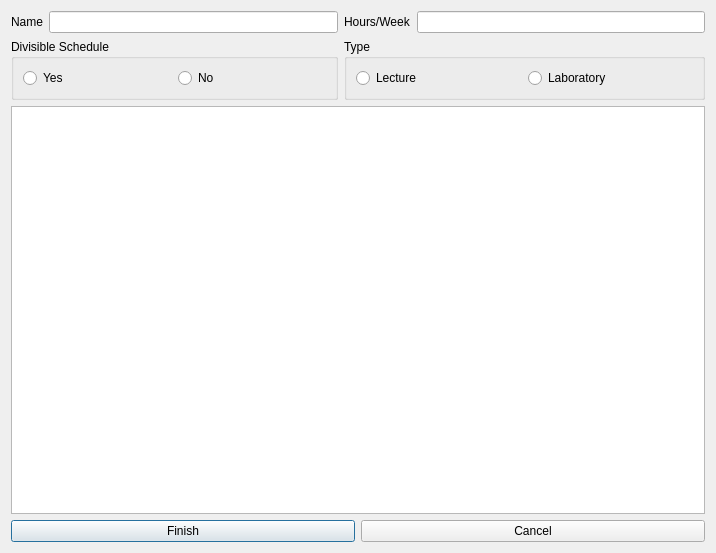
Above: qt_ui/subject.ui from tushar-bhat/TimeTable-Genetic-Algorithm before the change. Below: the same form after it.
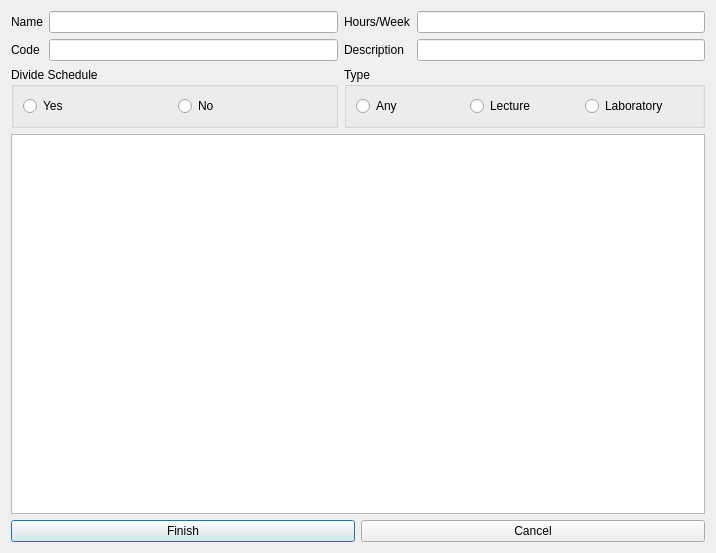
That is the form after the change.

```diff
--- a/qt_ui/subject.ui
+++ b/qt_ui/subject.ui
@@ -37,13 +37,6 @@
      <item row="0" column="4">
       <widget class="QLineEdit" name="lineEditHours"/>
      </item>
-     <item row="0" column="0">
-      <widget class="QLabel" name="lblName">
-       <property name="text">
-        <string>Name</string>
-       </property>
-      </widget>
-     </item>
      <item row="0" column="3">
       <widget class="QLabel" name="lblHours">
        <property name="text">
@@ -51,7 +44,14 @@
        </property>
       </widget>
      </item>
-     <item row="1" column="0" colspan="2">
+     <item row="0" column="0">
+      <widget class="QLabel" name="lblName">
+       <property name="text">
+        <string>Name</string>
+       </property>
+      </widget>
+     </item>
+     <item row="2" column="0" colspan="2">
       <widget class="QGroupBox" name="groupBox_2">
        <property name="sizePolicy">
         <sizepolicy hsizetype="Preferred" vsizetype="Preferred">
@@ -60,7 +60,7 @@
         </sizepolicy>
        </property>
        <property name="title">
-        <string>Divisible Schedule</string>
+        <string>Divide Schedule</string>
        </property>
        <layout class="QHBoxLayout" name="horizontalLayout_2">
         <item>
@@ -80,12 +80,19 @@
        </layout>
       </widget>
      </item>
-     <item row="1" column="3" colspan="2">
+     <item row="2" column="3" colspan="2">
       <widget class="QGroupBox" name="groupBox">
        <property name="title">
         <string>Type</string>
        </property>
        <layout class="QHBoxLayout" name="horizontalLayout_3">
+        <item>
+         <widget class="QRadioButton" name="radioAny">
+          <property name="text">
+           <string>Any</string>
+          </property>
+         </widget>
+        </item>
         <item>
          <widget class="QRadioButton" name="radioLec">
           <property name="text">
@@ -103,10 +110,30 @@
        </layout>
       </widget>
      </item>
+     <item row="1" column="0">
+      <widget class="QLabel" name="lblCode">
+       <property name="text">
+        <string>Code</string>
+       </property>
+      </widget>
+     </item>
+     <item row="1" column="3">
+      <widget class="QLabel" name="lblDesc">
+       <property name="text">
+        <string>Description</string>
+       </property>
+      </widget>
+     </item>
+     <item row="1" column="1">
+      <widget class="QLineEdit" name="lineEditCode"/>
+     </item>
+     <item row="1" column="4">
+      <widget class="QLineEdit" name="lineEditDescription"/>
+     </item>
     </layout>
    </item>
    <item>
-    <widget class="QTableView" name="tableSchedule"/>
+    <widget class="QTreeView" name="treeSchedule"/>
    </item>
    <item>
     <layout class="QHBoxLayout" name="horizontalLayout">
```
